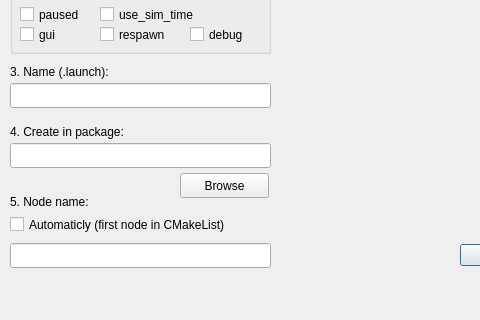
Before: the Qt Designer form lc/mainwindow.ui in VasilyevGeorgy/LaunchCreator, drawn with Qt 5; both pictures show x 0 to 480 and y 184 to 504 of the 635 by 504 pixel window.
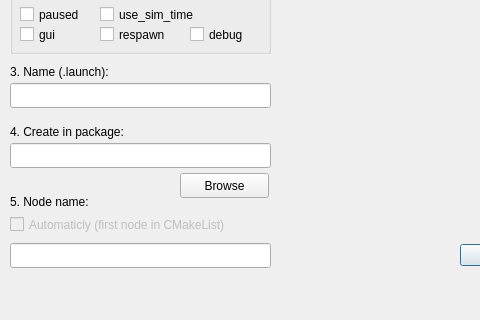
After: the same form once the commit is applied.

What changed in the file:
```diff
--- a/lc/mainwindow.ui
+++ b/lc/mainwindow.ui
@@ -334,6 +334,9 @@
     </property>
    </widget>
    <widget class="QCheckBox" name="checkBox_7">
+    <property name="enabled">
+     <bool>false</bool>
+    </property>
     <property name="geometry">
      <rect>
       <x>10</x>
```
